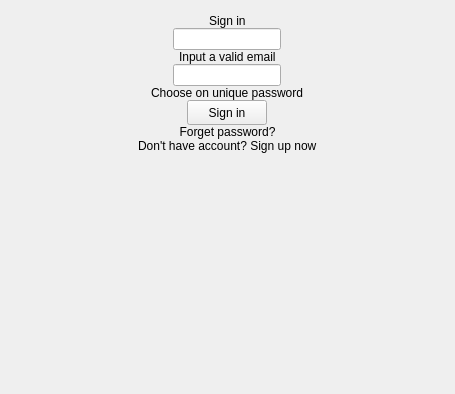
First picture: the form in ui/desktop/SignInScreen.ui, repository demlabs-cellframe/dap-ui-sdk, before the edit.
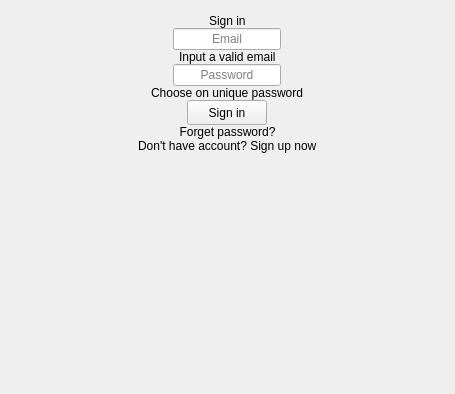
Second picture: the form after the edit.

```diff
--- a/ui/desktop/SignInScreen.ui
+++ b/ui/desktop/SignInScreen.ui
@@ -54,6 +54,9 @@
      <property name="alignment">
       <set>Qt::AlignCenter</set>
      </property>
+     <property name="placeholderText">
+      <string>Email</string>
+     </property>
     </widget>
    </item>
    <item>
@@ -77,9 +80,18 @@
    </item>
    <item alignment="Qt::AlignHCenter">
     <widget class="QLineEdit" name="edtPassword">
+     <property name="echoMode">
+      <enum>QLineEdit::Password</enum>
+     </property>
      <property name="alignment">
       <set>Qt::AlignCenter</set>
      </property>
+     <property name="readOnly">
+      <bool>false</bool>
+     </property>
+     <property name="placeholderText">
+      <string>Password</string>
+     </property>
     </widget>
    </item>
    <item>
```
